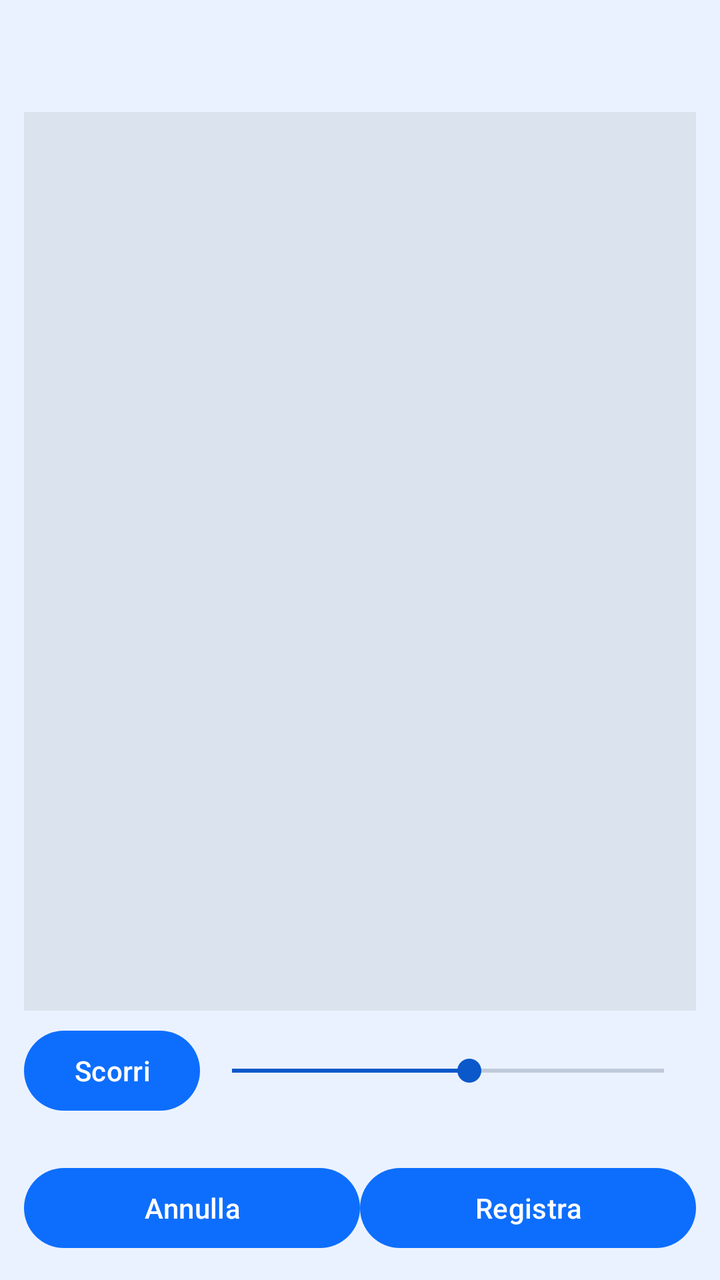
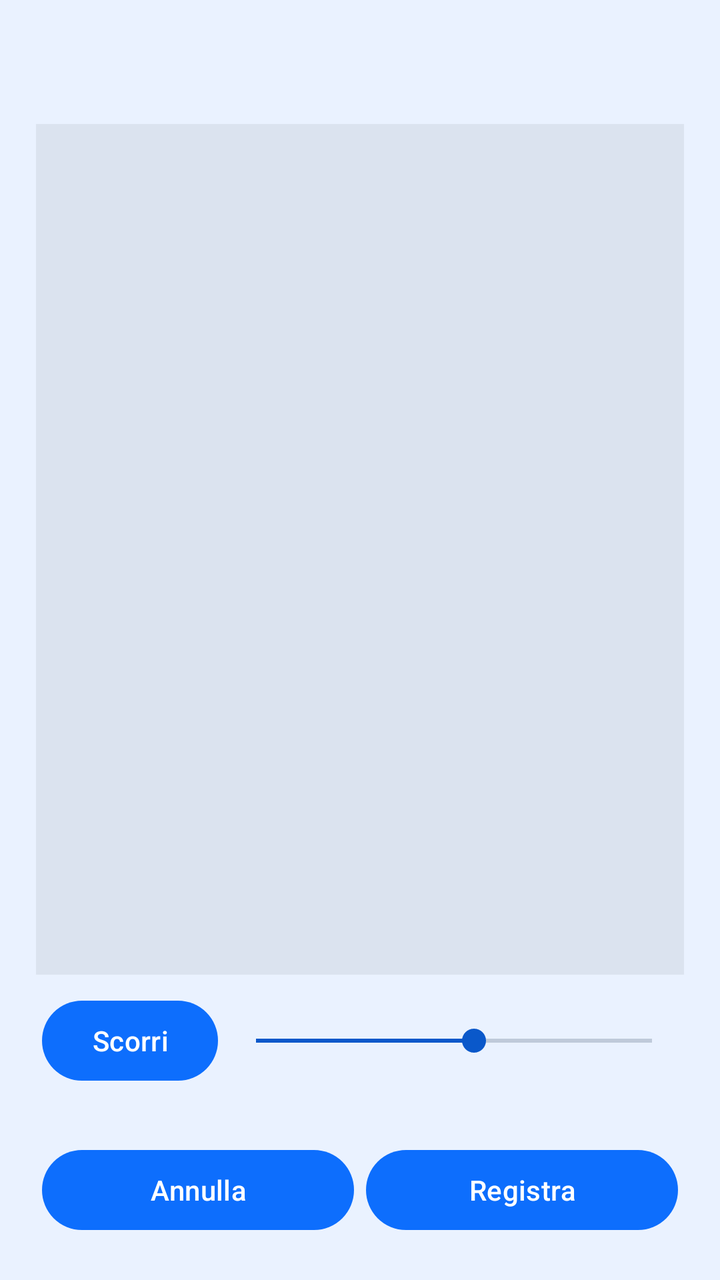

An Android layout rendered at two revisions. The XML below is the earlier revision; the diff shows what the commit changed to produce the second picture.
<!-- AndroidManifest.xml: application theme Theme.Fotosistemis -->
<!-- res/layout/activity_photo_preview.xml -->
<?xml version="1.0" encoding="utf-8"?>
<LinearLayout xmlns:android="http://schemas.android.com/apk/res/android"
    android:id="@+id/previewRoot"
    android:layout_width="match_parent"
    android:layout_height="match_parent"
    android:orientation="vertical"
    android:padding="12dp">

    <TextView
        android:id="@+id/previewSummary"
        android:layout_width="match_parent"
        android:layout_height="wrap_content"
        android:textSize="13sp" />

    <TextView
        android:id="@+id/previewCounter"
        android:layout_width="match_parent"
        android:layout_height="wrap_content"
        android:layout_marginTop="4dp"
        android:textSize="12sp" />

    <ImageView
        android:id="@+id/previewImage"
        android:layout_width="match_parent"
        android:layout_height="0dp"
        android:layout_marginTop="6dp"
        android:layout_weight="1"
        android:adjustViewBounds="true"
        android:background="#10000000"
        android:contentDescription="@string/preview_description"
        android:scaleType="fitCenter" />

    
    <LinearLayout
        android:layout_width="match_parent"
        android:layout_height="wrap_content"
        android:layout_marginTop="6dp"
        android:gravity="center_vertical"
        android:orientation="horizontal">

        <Button
            android:id="@+id/previewPlayButton"
            android:layout_width="wrap_content"
            android:layout_height="wrap_content"
            android:text="@string/preview_play" />

        <SeekBar
            android:id="@+id/previewSpeed"
            android:layout_width="0dp"
            android:layout_height="wrap_content"
            android:layout_weight="1"
            android:max="100"
            android:progress="55" />
    </LinearLayout>

    <TextView
        android:id="@+id/previewSpeedLabel"
        android:layout_width="match_parent"
        android:layout_height="wrap_content"
        android:textSize="11sp" />

    <LinearLayout
        android:layout_width="match_parent"
        android:layout_height="wrap_content"
        android:layout_marginTop="6dp"
        android:orientation="horizontal">

        <Button
            android:id="@+id/previewCancelButton"
            android:layout_width="0dp"
            android:layout_height="wrap_content"
            android:layout_weight="1"
            android:text="@string/action_cancel" />

        <Button
            android:id="@+id/previewConfirmButton"
            android:layout_width="0dp"
            android:layout_height="wrap_content"
            android:layout_weight="1"
            android:text="@string/adopt_confirm" />
    </LinearLayout>
</LinearLayout>
<!-- resources referenced by this layout -->
<resources>
  <string name="action_cancel">Annulla</string>
  <string name="adopt_confirm">Registra</string>
  <string name="preview_description">Foto in revisione</string>
  <string name="preview_play">Scorri</string>
  <style name="Theme.Fotosistemis" parent="Base.Theme.Fotosistemis" />
  <style name="Base.Theme.Fotosistemis" parent="Theme.Material3.DayNight.NoActionBar">
          <item name="colorPrimary">@color/brand_blue</item>
          <item name="colorOnPrimary">@color/white</item>
          <item name="colorPrimaryContainer">@color/brand_blue_light</item>
          <item name="colorOnPrimaryContainer">@color/ink</item>
          <item name="colorSecondary">@color/brand_blue_dark</item>
          <item name="colorOnSecondary">@color/white</item>
  
          <item name="android:colorBackground">@color/surface_tint</item>
          <item name="colorSurface">@color/white</item>
          <item name="colorOnBackground">@color/ink</item>
          <item name="colorOnSurface">@color/ink</item>
          <item name="colorOnSurfaceVariant">@color/ink_muted</item>
          <item name="android:textColorPrimary">@color/ink</item>
          <item name="android:textColorSecondary">@color/ink_muted</item>
      </style>
  <color name="brand_blue">#0D6EFD</color>
  <color name="white">#FFFFFFFF</color>
  <color name="brand_blue_light">#CFE2FF</color>
  <color name="ink">#12233B</color>
  <color name="brand_blue_dark">#0A58CA</color>
  <color name="surface_tint">#EAF2FF</color>
  <color name="ink_muted">#41556F</color>
</resources>

<!-- the commit's change to res/layout/activity_photo_preview.xml (unified diff, before → after) -->
@@ -4,7 +4,7 @@
     android:layout_width="match_parent"
     android:layout_height="match_parent"
     android:orientation="vertical"
-    android:padding="12dp">
+    android:padding="18dp">
 
     <TextView
         android:id="@+id/previewSummary"
@@ -42,6 +42,7 @@
             android:id="@+id/previewPlayButton"
             android:layout_width="wrap_content"
             android:layout_height="wrap_content"
+            android:layout_margin="3dp"
             android:text="@string/preview_play" />
 
         <SeekBar
@@ -69,6 +70,7 @@
             android:id="@+id/previewCancelButton"
             android:layout_width="0dp"
             android:layout_height="wrap_content"
+            android:layout_margin="3dp"
             android:layout_weight="1"
             android:text="@string/action_cancel" />
 
@@ -76,6 +78,7 @@
             android:id="@+id/previewConfirmButton"
             android:layout_width="0dp"
             android:layout_height="wrap_content"
+            android:layout_margin="3dp"
             android:layout_weight="1"
             android:text="@string/adopt_confirm" />
     </LinearLayout>
